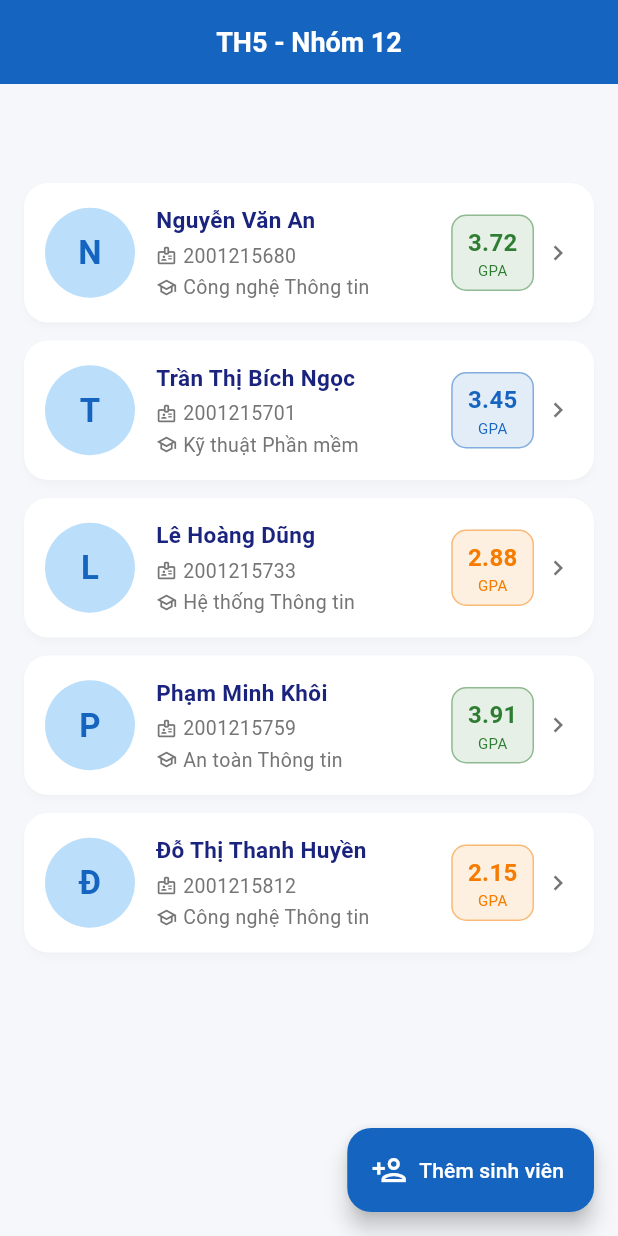
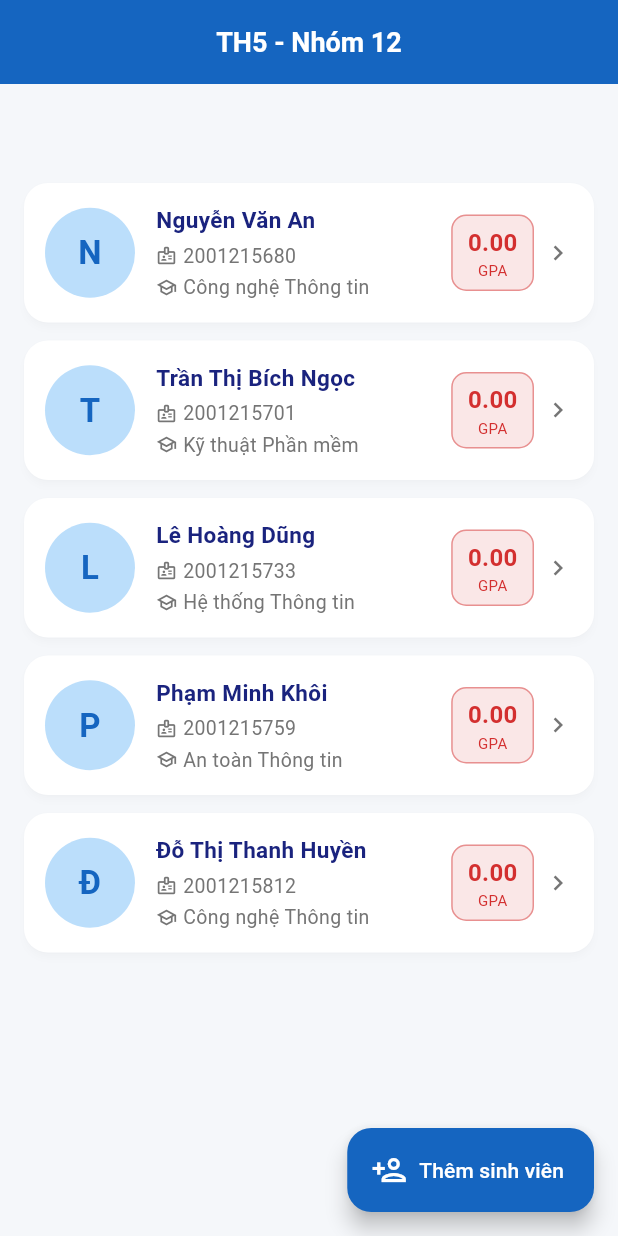
Before and after one commit to thanhtung111205/ThucHanhSo5_G12, a Flutter app: the screen it shows after launch, on a phone screen of 412 x 824 dp. Run offline on Flutter 3.47's test engine with Material 3 defaults, Android fonts, the phone set to English and light mode, and no system bars; our stand-ins replace cloud_firestore, firebase_core; accounts and stored records are empty.

Commit message:
crud mon hoc dong bo , thong bao thay doi

````diff
--- a/lib/models/student.dart
+++ b/lib/models/student.dart
@@ -1,33 +1,15 @@
-// ============================================================
-// FILE: lib/models/student.dart
-// TRÁCH NHIỆM: Định nghĩa cấu trúc dữ liệu Student thuần tuý.
-// Không chứa logic UI hay logic nghiệp vụ.
-// ============================================================
+import 'package:cloud_firestore/cloud_firestore.dart';
+import 'subject.dart';
 
-import 'package:cloud_firestore/cloud_firestore.dart';
-
-/// Model đại diện cho một sinh viên trong hệ thống.
 class Student {
-  /// Mã định danh duy nhất (UUID hoặc doc-id từ backend).
   final String id;
-
-  /// Mã số sinh viên (VD: "2001215680").
   final String studentCode;
-
-  /// Họ và tên đầy đủ.
   final String name;
-
-  /// Chuyên ngành (VD: "Công nghệ Thông tin").
   final String major;
-
-  /// Ngày sinh (VD: "01/01/2000").
   final String dateOfBirth;
-
-  /// Điểm trung bình tích lũy (GPA), thang 4.0.
   final double gpa;
-
-  /// URL ảnh đại diện sinh viên.
   final String avatarUrl;
+  final List<Subject> subjects;
 
   const Student({
     required this.id,
@@ -37,31 +19,19 @@ class Student {
     required this.dateOfBirth,
     required this.gpa,
     required this.avatarUrl,
+    this.subjects = const [],
   });
 
-  /// Factory constructor tạo một Student "rỗng" / mặc định.
-  /// Dùng như giá trị khởi tạo khi chưa có dữ liệu.
   factory Student.empty() {
     return const Student(
-      id: '',
-      studentCode: '',
-      name: '',
-      major: '',
-      dateOfBirth: '',
-      gpa: 0.0,
-      avatarUrl: '',
+      id: '', studentCode: '', name: '', major: '',
+      dateOfBirth: '', gpa: 0.0, avatarUrl: '', subjects: [],
     );
   }
 
-  /// Tạo bản sao Student với một số trường được thay đổi.
   Student copyWith({
-    String? id,
-    String? studentCode,
-    String? name,
-    String? major,
-    String? dateOfBirth,
-    double? gpa,
-    String? avatarUrl,
+    String? id, String? studentCode, String? name, String? major,
+    String? dateOfBirth, double? gpa, String? avatarUrl, List<Subject>? subjects,
   }) {
     return Student(
       id: id ?? this.id,
@@ -71,27 +41,33 @@ class Student {
       dateOfBirth: dateOfBirth ?? this.dateOfBirth,
       gpa: gpa ?? this.gpa,
       avatarUrl: avatarUrl ?? this.avatarUrl,
+      subjects: subjects ?? this.subjects,
     );
   }
 
-  // ─── Firestore serialization ────────────────────────────────
+  factory Student.fromFirestore(DocumentSnapshot doc) {
+    final data = doc.data() as Map<String, dynamic>? ?? {};
 
-  /// Tạo Student từ một Firestore document.
-  factory Student.fromFirestore(DocumentSnapshot doc) {
-    final data = doc.data() as Map<String, dynamic>;
+    // Ép kiểu cực kỳ an toàn cho List
+    List<Subject> subjectsList = [];
+    if (data['subjects'] != null && data['subjects'] is List) {
+      subjectsList = (data['subjects'] as List).map((item) {
+        return Subject.fromMap(Map<String, dynamic>.from(item));
+      }).toList();
+    }
+
     return Student(
       id: doc.id,
-      studentCode: data['studentCode'] as String? ?? '',
-      name: data['name'] as String? ?? '',
-      major: data['major'] as String? ?? '',
-      dateOfBirth: data['dateOfBirth'] as String? ?? '',
+      studentCode: data['studentCode']?.toString() ?? '',
+      name: data['name']?.toString() ?? '',
+      major: data['major']?.toString() ?? '',
+      dateOfBirth: data['dateOfBirth']?.toString() ?? '',
       gpa: (data['gpa'] as num?)?.toDouble() ?? 0.0,
-      avatarUrl: data['avatarUrl'] as String? ?? '',
+      avatarUrl: data['avatarUrl']?.toString() ?? '',
+      subjects: subjectsList,
     );
   }
 
-  /// Chuyển Student thành Map để lưu lên Firestore.
-  /// Không bao gồm `id` vì đó là document ID trên Firestore.
   Map<String, dynamic> toFirestore() {
     return {
       'studentCode': studentCode,
@@ -100,11 +76,7 @@ class Student {
       'dateOfBirth': dateOfBirth,
       'gpa': gpa,
       'avatarUrl': avatarUrl,
+      'subjects': subjects.map((s) => s.toMap()).toList(),
     };
   }
-
-  @override
-  String toString() {
-    return 'Student(id: $id, code: $studentCode, name: $name, dob: $dateOfBirth, major: $major, gpa: $gpa)';
-  }
 }
--- a/lib/widgets/student_card.dart
+++ b/lib/widgets/student_card.dart
@@ -1,35 +1,9 @@
-// ============================================================
-// FILE: lib/widgets/student_card.dart
-// TRÁCH NHIỆM: Widget thuần View – hiển thị thông tin 1 sinh viên.
-//
-// ⚠️  RANH GIỚI TRÁCH NHIỆM:
-//   ✅ Được phép: Render UI, style, hiển thị dữ liệu từ Student.
-//   ❌ TUYỆT ĐỐI KHÔNG Navigator.push/pop (người số 2 làm navigation).
-//   ❌ TUYỆT ĐỐI KHÔNG bọc Dismissible (người khác làm swipe-to-delete).
-//   ✅ onTap callback phải được inject từ bên ngoài.
-// ============================================================
-
 import 'package:flutter/material.dart';
 import '../models/student.dart';
 import '../utils/app_colors.dart';
 
-/// Widget hiển thị thông tin tóm tắt của một sinh viên.
-///
-/// Sử dụng:
-/// ```dart
-/// StudentCard(
-///   student: student,
-///   onTap: () {
-///     // [Người số 2] xử lý navigation tại đây, KHÔNG viết ở đây.
-///     Navigator.push(context, ...);
-///   },
-/// )
-/// ```
 class StudentCard extends StatelessWidget {
   final Student student;
-
-  // ⚠️ RANH GIỚI: callback điều hướng phải truyền từ ngoài,
-  // KHÔNG tự Navigator.push bên trong widget này.
   final VoidCallback? onTap;
 
   const StudentCard({
@@ -38,7 +12,21 @@ class StudentCard extends StatelessWidget {
     this.onTap,
   });
 
-  /// Trả về màu badge GPA tương ứng với mức điểm.
+  // Tính GPA thật sự từ danh sách môn học, nếu không có môn nào thì trả về 0.0
+  double _calculateRealGpa() {
+    if (student.subjects.isEmpty) return 0.0;
+
+    double totalPoints = 0;
+    int totalCredits = 0;
+
+    for (var subject in student.subjects) {
+      totalPoints += (subject.score * subject.credits);
+      totalCredits += subject.credits;
+    }
+
+    return totalCredits > 0 ? totalPoints / totalCredits : 0.0;
+  }
+
   Color _gpaColor(double gpa) {
     if (gpa >= 3.5) return AppColors.gpaExcellent;
     if (gpa >= 3.0) return AppColors.gpaGood;
@@ -48,6 +36,8 @@ class StudentCard extends StatelessWidget {
 
   @override
   Widget build(BuildContext context) {
+    final realGpa = _calculateRealGpa();
+
     return Padding(
       padding: const EdgeInsets.symmetric(horizontal: 16, vertical: 6),
       child: Material(
@@ -56,8 +46,6 @@ class StudentCard extends StatelessWidget {
         elevation: 2,
         shadowColor: AppColors.shadowColor,
         child: InkWell(
-          // ⚠️ RANH GIỚI: onTap được inject từ HomeScreen (hoặc màn hình cha).
-          // KHÔNG tự xử lý navigation tại đây.
           onTap: onTap,
           borderRadius: BorderRadius.circular(16),
           child: Padding(
@@ -65,7 +53,6 @@ class StudentCard extends StatelessWidget {
             child: Row(
               crossAxisAlignment: CrossAxisAlignment.center,
               children: [
-                // ─── Avatar ────────────────────────────────────────
                 CircleAvatar(
                   radius: 30,
                   backgroundColor: AppColors.primaryLight,
@@ -85,15 +72,11 @@ class StudentCard extends StatelessWidget {
                         )
                       : null,
                 ),
-
                 const SizedBox(width: 14),
-
-                // ─── Thông tin chính ───────────────────────────────
                 Expanded(
                   child: Column(
                     crossAxisAlignment: CrossAxisAlignment.start,
                     children: [
-                      // Tên sinh viên – tối đa 2 dòng
                       Text(
                         student.name,
                         style: const TextStyle(
@@ -105,43 +88,22 @@ class StudentCard extends StatelessWidget {
                         overflow: TextOverflow.ellipsis,
                       ),
                       const SizedBox(height: 4),
-
-                      // Mã sinh viên
                       Row(
                         children: [
-                          const Icon(
-                            Icons.badge_outlined,
-                            size: 14,
-                            color: AppColors.textSecondary,
-                          ),
+                          const Icon(Icons.badge_outlined, size: 14, color: AppColors.textSecondary),
                           const SizedBox(width: 4),
-                          Text(
-                            student.studentCode,
-                            style: const TextStyle(
-                              fontSize: 13,
-                              color: AppColors.textSecondary,
-                            ),
-                          ),
+                          Text(student.studentCode, style: const TextStyle(fontSize: 13, color: AppColors.textSecondary)),
                         ],
                       ),
                       const SizedBox(height: 2),
-
-                      // Chuyên ngành
                       Row(
                         children: [
-                          const Icon(
-                            Icons.school_outlined,
-                            size: 14,
-                            color: AppColors.textSecondary,
-                          ),
+                          const Icon(Icons.school_outlined, size: 14, color: AppColors.textSecondary),
                           const SizedBox(width: 4),
                           Expanded(
                             child: Text(
                               student.major,
-                              style: const TextStyle(
-                                fontSize: 13,
-                                color: AppColors.textSecondary,
-                              ),
+                              style: const TextStyle(fontSize: 13, color: AppColors.textSecondary),
                               overflow: TextOverflow.ellipsis,
                             ),
                           ),
@@ -150,48 +112,36 @@ class StudentCard extends StatelessWidget {
                     ],
                   ),
                 ),
-
                 const SizedBox(width: 10),
-
-                // ─── GPA Badge ─────────────────────────────────────
                 Container(
-                  padding:
-                      const EdgeInsets.symmetric(horizontal: 10, vertical: 6),
+                  padding: const EdgeInsets.symmetric(horizontal: 10, vertical: 6),
                   decoration: BoxDecoration(
-                    color: _gpaColor(student.gpa).withAlpha(30),
+                    color: _gpaColor(realGpa).withAlpha(30),
                     borderRadius: BorderRadius.circular(10),
-                    border: Border.all(
-                      color: _gpaColor(student.gpa).withAlpha(120),
-                    ),
+                    border: Border.all(color: _gpaColor(realGpa).withAlpha(120)),
                   ),
                   child: Column(
                     children: [
                       Text(
-                        student.gpa.toStringAsFixed(2),
+                        realGpa.toStringAsFixed(2),
                         style: TextStyle(
                           fontSize: 16,
                           fontWeight: FontWeight.bold,
-                          color: _gpaColor(student.gpa),
+                          color: _gpaColor(realGpa),
                         ),
                       ),
                       Text(
                         'GPA',
                         style: TextStyle(
                           fontSize: 10,
-                          color: _gpaColor(student.gpa),
+                          color: _gpaColor(realGpa),
                         ),
                       ),
                     ],
                   ),
                 ),
-
-                // ─── Arrow icon ────────────────────────────────────
                 const SizedBox(width: 6),
-                const Icon(
-                  Icons.chevron_right,
-                  color: AppColors.textSecondary,
-                  size: 20,
-                ),
+                const Icon(Icons.chevron_right, color: AppColors.textSecondary, size: 20),
               ],
             ),
           ),
````
Also changed, not shown: lib/models/subject.dart (+18 -2 lines), lib/providers/gpa_provider.dart (+36 -22 lines), lib/screens/detail/student_detail_screen.dart (+24 -15 lines), lib/widgets/subject_form_dialog.dart (+21 -6 lines), lib/widgets/subject_row_item.dart (+49 -54 lines).
